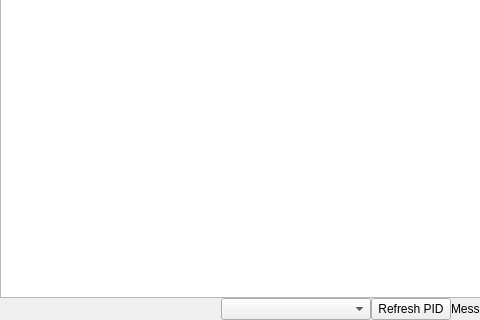
Before: the Qt Designer form CoActionOS-QtSDK/CSdk/CDebug.ui in CoActionOS/CoActionOS-Desktop, drawn with Qt 5; both pictures show x 0 to 480 and y 337 to 657 of the 1150 by 657 pixel window.
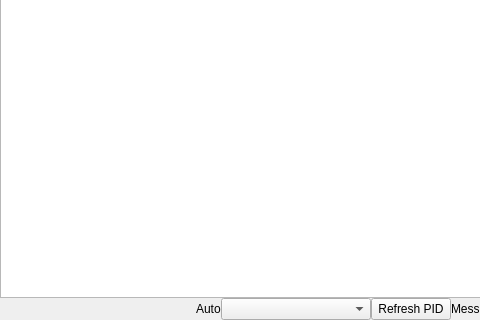
After: the same form once the commit is applied. Custom widgets are drawn as their Qt base class.

Commit message: Auto start trace on process launch

Patch:
```diff
--- a/CoActionOS-QtSDK/CSdk/CDebug.ui
+++ b/CoActionOS-QtSDK/CSdk/CDebug.ui
@@ -115,6 +115,13 @@
        </property>
       </spacer>
      </item>
+     <item>
+      <widget class="CCheckbox" name="autoLaunchCheckbox">
+       <property name="text">
+        <string>Auto</string>
+       </property>
+      </widget>
+     </item>
      <item>
       <widget class="QComboBox" name="pidComboBox">
        <property name="minimumSize">
```
The commit also changes 6 other files.
